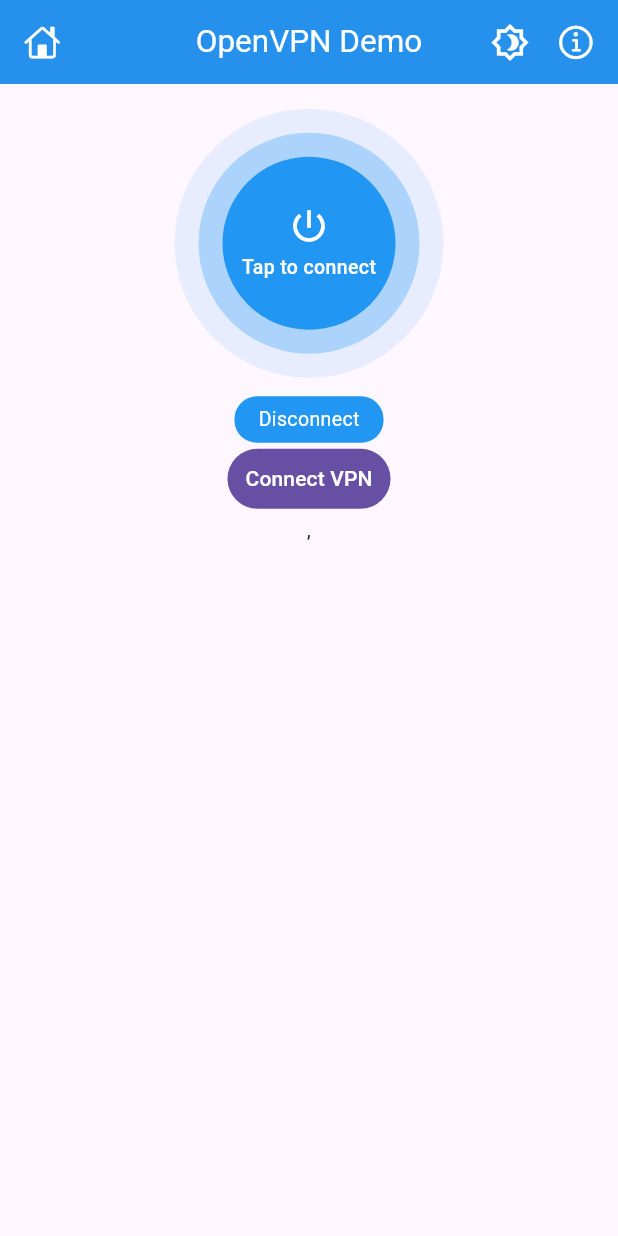
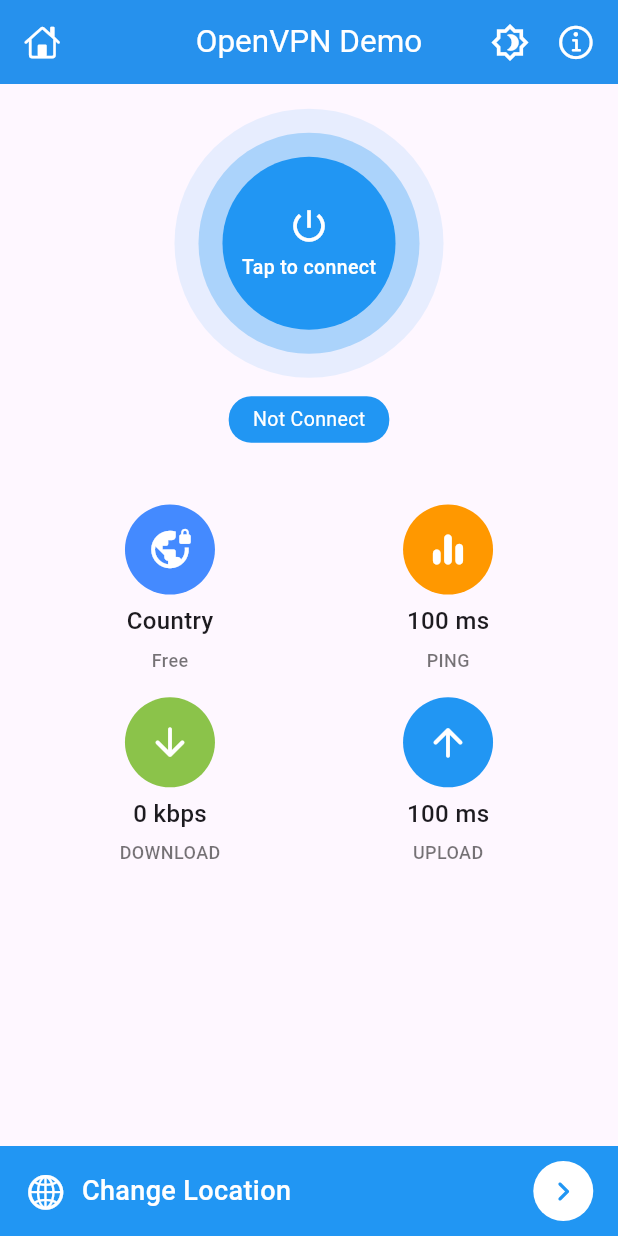
Before and after one commit to Pratham-Makwana/FreeVpn, a Flutter app: the screen it shows after launch, on a phone screen of 412 x 824 dp. Run offline on Flutter 3.47's test engine with Material 3 defaults, Android fonts, the light colour scheme and no system bars; our stand-ins replace get; statements that could not run were skipped.

Commit message:
VPN Connection & Status Card

```diff
--- a/lib/screens/home_screen.dart
+++ b/lib/screens/home_screen.dart
@@ -5,6 +5,7 @@
 import 'package:flutter/scheduler.dart';
 
 import 'package:flutter/services.dart' show rootBundle;
+import 'package:vpn_basic_project/widgets/home_card.dart';
 
 import '../main.dart';
 import '../models/vpn_config.dart';
@@ -75,56 +76,84 @@
               ))
         ],
       ),
+      bottomNavigationBar: _changeLocation(),
       body: Column(mainAxisSize: MainAxisSize.min, children: [
         /// for adding some space
         SizedBox(
           height: mq.height * .02,
+          width: double.maxFinite,
         ),
         _vpnButton(),
-        Center(
-          child: TextButton(
-            style: TextButton.styleFrom(
-              shape: StadiumBorder(),
-              backgroundColor: Theme.of(context).primaryColor,
+
+        Row(
+          mainAxisAlignment: MainAxisAlignment.center,
+          children: [
+            /// country flag
+            HomeCard(
+                title: 'Country',
+                subtitle: 'Free',
+                icon: CircleAvatar(
+                  backgroundColor: Colors.blueAccent,
+                  radius: 30,
+                  child: Icon(
+                    color: Colors.white,
+                    Icons.vpn_lock_rounded,
+                    size: 30,
                   ),
-            child: Text(
-              _vpnState == VpnEngine.vpnDisconnected
-                  ? 'Connect VPN'
-                  : _vpnState.replaceAll("_", " ").toUpperCase(),
-              style: TextStyle(color: Colors.white),
+                )),
+
+            /// Ping time
+            HomeCard(
+                title: '100 ms',
+                subtitle: 'PING',
+                icon: CircleAvatar(
+                  backgroundColor: Colors.orange,
+                  radius: 30,
+                  child: Icon(
+                    Icons.equalizer_rounded,
+                    color: Colors.white,
+                    size: 30,
                   ),
-            onPressed: _connectClick,
+                )),
+          ],
+        ),
+        SizedBox(
+          height: mq.height * .02,
+        ),
+        Row(
+          mainAxisAlignment: MainAxisAlignment.center,
+          children: [
+            /// download
+            HomeCard(
+              title: '0 kbps',
+              subtitle: 'DOWNLOAD',
+              icon: CircleAvatar(
+                backgroundColor: Colors.lightGreen,
+                radius: 30,
+                child: Icon(
+                  color: Colors.white,
+                  Icons.arrow_downward_rounded,
+                  size: 30,
                 ),
               ),
-        StreamBuilder<VpnStatus?>(
-          initialData: VpnStatus(),
-          stream: VpnEngine.vpnStatusSnapshot(),
-          builder: (context, snapshot) => Text(
-              "${snapshot.data?.byteIn ?? ""}, ${snapshot.data?.byteOut ?? ""}",
-              textAlign: TextAlign.center),
             ),
 
-        //sample vpn list
-        Column(
-            children: _listVpn
-                .map(
-                  (e) => ListTile(
-                    title: Text(e.country),
-                    leading: SizedBox(
-                      height: 20,
-                      width: 20,
-                      child: Center(
-                          child: _selectedVpn == e
-                              ? CircleAvatar(backgroundColor: Colors.green)
-                              : CircleAvatar(backgroundColor: Colors.grey)),
+            /// upload
+            HomeCard(
+              title: '100 ms',
+              subtitle: 'UPLOAD',
+              icon: CircleAvatar(
+                backgroundColor: Colors.blue,
+                radius: 30,
+                child: Icon(
+                  Icons.arrow_upward_rounded,
+                  color: Colors.white,
+                  size: 30,
                 ),
-                    onTap: () {
-                      log("${e.country} is selected");
-                      setState(() => _selectedVpn = e);
-                    },
               ),
+            ),
+          ],
         )
-                .toList())
       ]),
     );
   }
@@ -197,12 +226,13 @@
 
           /// connection status label
           Container(
-            margin: EdgeInsets.only(top: mq.height * .015),
+            margin:
+                EdgeInsets.only(top: mq.height * .015, bottom: mq.height * .05),
             padding: EdgeInsets.symmetric(vertical: 6, horizontal: 16),
             decoration: BoxDecoration(
                 color: Colors.blue, borderRadius: BorderRadius.circular(15)),
             child: Text(
-              'Disconnect',
+              'Not Connect',
               style: TextStyle(
                 color: Colors.white,
                 fontSize: 13,
@@ -211,4 +241,95 @@
           )
         ],
       );
+
+  Widget _changeLocation() => SafeArea(
+        child: Container(
+          padding: EdgeInsets.symmetric(horizontal: mq.width * .04),
+          color: Colors.blue,
+          height: 60,
+          child: Row(
+            children: [
+              /// icon
+              Icon(
+                CupertinoIcons.globe,
+                color: Colors.white,
+                size: 28,
+              ),
+
+              /// for adding some space
+              SizedBox(
+                width: 10,
+              ),
+
+              /// text
+              Text(
+                'Change Location',
+                style: TextStyle(
+                    color: Colors.white,
+                    fontSize: 18,
+                    fontWeight: FontWeight.w500),
+              ),
+
+              /// for covering available space
+              Spacer(),
+
+              /// icon
+               CircleAvatar(
+                backgroundColor: Colors.white,
+                child: Icon(
+                  Icons.keyboard_arrow_right_rounded,
+                  color: Colors.blue,
+                  size: 26,
+                ),
+              )
+            ],
+          ),
+        ),
+      );
 }
+
+//
+// Center(
+// child: TextButton(
+// style: TextButton.styleFrom(
+// shape: StadiumBorder(),
+// backgroundColor: Theme.of(context).primaryColor,
+// ),
+// child: Text(
+// _vpnState == VpnEngine.vpnDisconnected
+// ? 'Connect VPN'
+//     : _vpnState.replaceAll("_", " ").toUpperCase(),
+// style: TextStyle(color: Colors.white),
+// ),
+// onPressed: _connectClick,
+// ),
+// ),
+// StreamBuilder<VpnStatus?>(
+// initialData: VpnStatus(),
+// stream: VpnEngine.vpnStatusSnapshot(),
+// builder: (context, snapshot) => Text(
+// "${snapshot.data?.byteIn ?? ""}, ${snapshot.data?.byteOut ?? ""}",
+// textAlign: TextAlign.center),
+// ),
+//
+// //sample vpn list
+// Column(
+// children: _listVpn
+//     .map(
+// (e) => ListTile(
+// title: Text(e.country),
+// leading: SizedBox(
+// height: 20,
+// width: 20,
+// child: Center(
+// child: _selectedVpn == e
+// ? CircleAvatar(backgroundColor: Colors.green)
+//     : CircleAvatar(backgroundColor: Colors.grey)),
+// ),
+// onTap: () {
+// log("${e.country} is selected");
+// setState(() => _selectedVpn = e);
+// },
+// ),
+// )
+// .toList())
--- /dev/null
+++ b/lib/widgets/home_card.dart
@@ -0,0 +1,52 @@
+import 'package:flutter/material.dart';
+
+import '../main.dart';
+
+class HomeCard extends StatelessWidget {
+  final String title, subtitle;
+  final Widget icon;
+
+  const HomeCard(
+      {super.key,
+      required this.title,
+      required this.subtitle,
+      required this.icon});
+
+  @override
+  Widget build(BuildContext context) {
+    /// column take full width so taking as child of sizeBox
+    return SizedBox(
+        width: mq.width * .45,
+        child: Column(
+          children: [
+            /// icon
+            icon,
+
+            /// for adding some space
+            SizedBox(
+              height: 6,
+            ),
+
+            /// title
+            Text(
+              title,
+              style: TextStyle(fontSize: 16, fontWeight: FontWeight.w500),
+            ),
+
+            /// for adding some space
+            SizedBox(
+              height: 6,
+            ),
+
+            /// subtitle
+            Text(
+              subtitle,
+              style: TextStyle(
+                  fontSize: 12,
+                  fontWeight: FontWeight.w500,
+                  color: Colors.black54),
+            ),
+          ],
+        ));
+  }
+}
```
Lines whose indentation alone changed are shown as unchanged.
